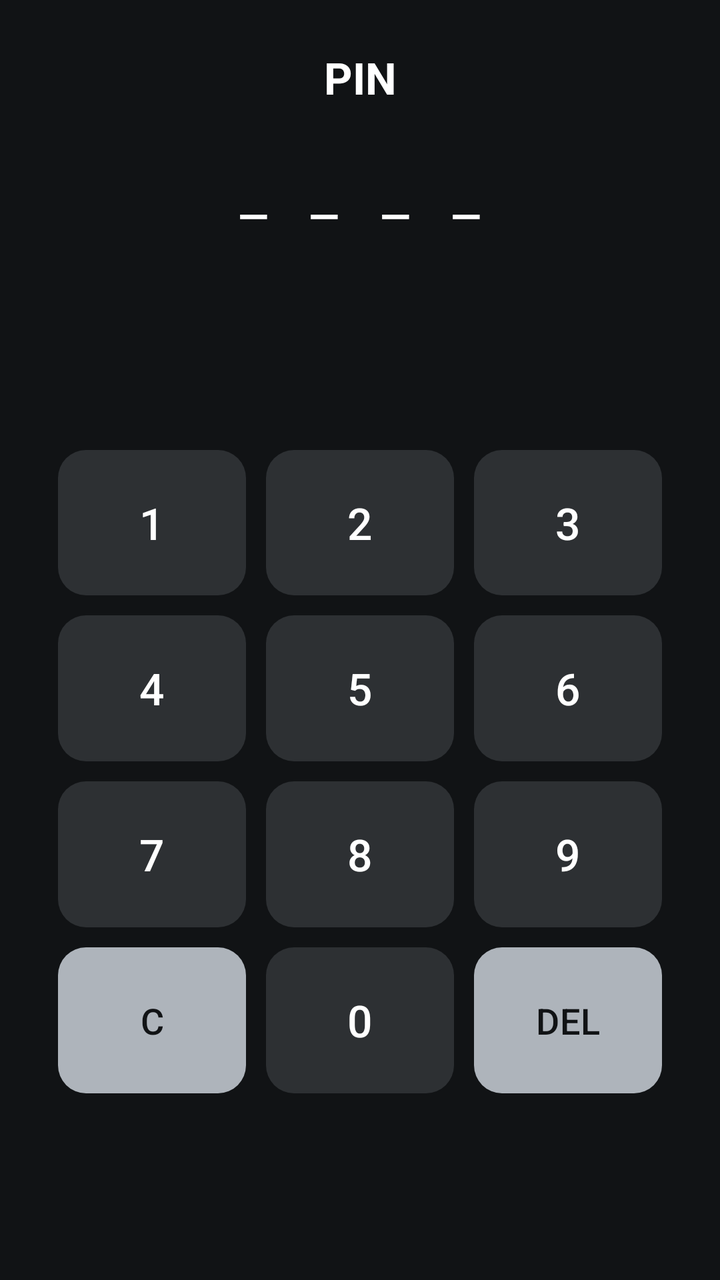
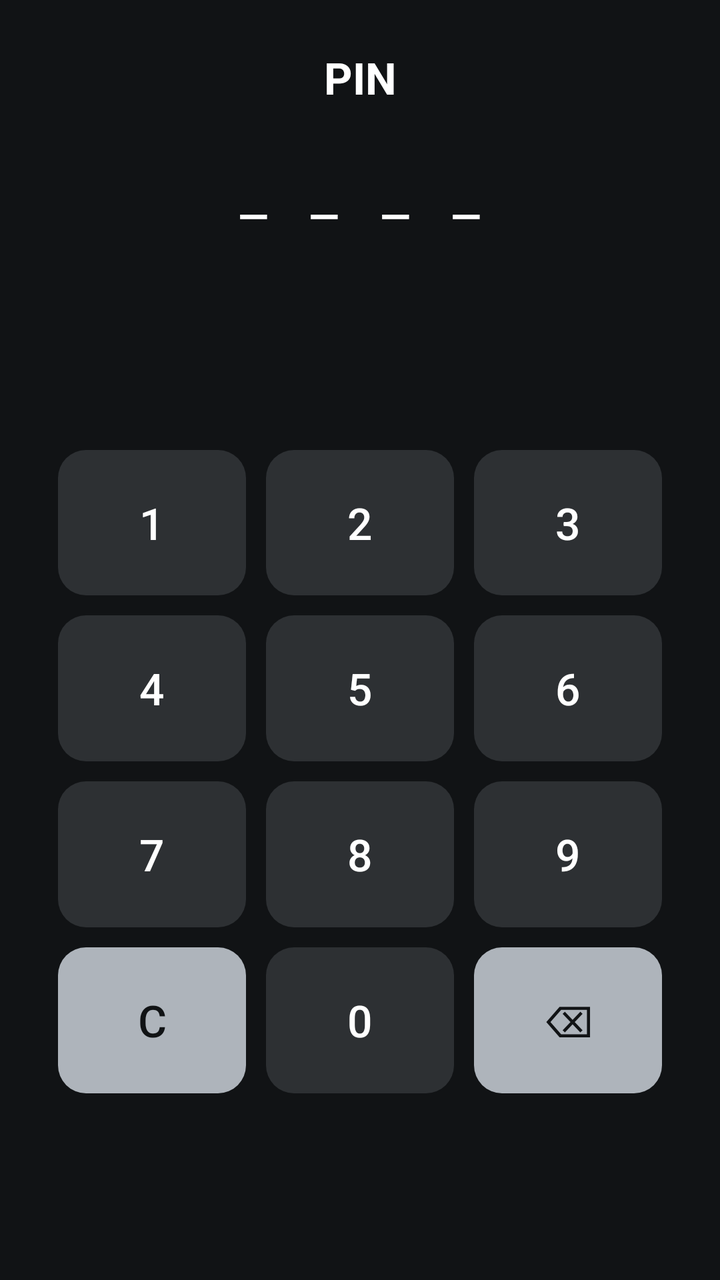

Screens rendered from an Android XML layout before and after an edit, with the pre-edit source and the edit as a unified diff.
<!-- AndroidManifest.xml: application theme Theme.Camera2Study -->
<!-- res/layout/fragment_pin.xml -->
<?xml version="1.0" encoding="utf-8"?>
<androidx.constraintlayout.widget.ConstraintLayout xmlns:android="http://schemas.android.com/apk/res/android"
    xmlns:app="http://schemas.android.com/apk/res-auto"
    android:layout_width="match_parent"
    android:layout_height="match_parent"
    android:background="#111315"
    android:fitsSystemWindows="true"
    android:padding="24dp">

    <TextView
        android:id="@+id/txtPinTitle"
        android:layout_width="wrap_content"
        android:layout_height="wrap_content"
        android:text="PIN"
        android:textColor="@android:color/white"
        android:textSize="22sp"
        android:textStyle="bold"
        app:layout_constraintBottom_toTopOf="@id/txtPinDots"
        app:layout_constraintEnd_toEndOf="parent"
        app:layout_constraintStart_toStartOf="parent"
        app:layout_constraintTop_toTopOf="parent" />

    <TextView
        android:id="@+id/txtPinDots"
        android:layout_width="wrap_content"
        android:layout_height="wrap_content"
        android:layout_marginTop="22dp"
        android:letterSpacing="0.08"
        android:text="_  _  _  _"
        android:textColor="@android:color/white"
        android:textSize="30sp"
        app:layout_constraintEnd_toEndOf="parent"
        app:layout_constraintStart_toStartOf="parent"
        app:layout_constraintTop_toBottomOf="@id/txtPinTitle" />

    <LinearLayout
        android:id="@+id/pinKeypad"
        android:layout_width="0dp"
        android:layout_height="0dp"
        android:layout_marginTop="40dp"
        android:orientation="vertical"
        app:layout_constraintBottom_toBottomOf="parent"
        app:layout_constraintEnd_toEndOf="parent"
        app:layout_constraintHeight_percent="0.56"
        app:layout_constraintStart_toStartOf="parent"
        app:layout_constraintTop_toBottomOf="@id/txtPinDots">

        <LinearLayout style="@style/CalcRow">
            <com.google.android.material.button.MaterialButton
                android:id="@+id/btnPin1"
                style="@style/CalcButtonNumber"
                android:text="1" />
            <com.google.android.material.button.MaterialButton
                android:id="@+id/btnPin2"
                style="@style/CalcButtonNumber"
                android:text="2" />
            <com.google.android.material.button.MaterialButton
                android:id="@+id/btnPin3"
                style="@style/CalcButtonNumber"
                android:text="3" />
        </LinearLayout>

        <LinearLayout style="@style/CalcRow">
            <com.google.android.material.button.MaterialButton
                android:id="@+id/btnPin4"
                style="@style/CalcButtonNumber"
                android:text="4" />
            <com.google.android.material.button.MaterialButton
                android:id="@+id/btnPin5"
                style="@style/CalcButtonNumber"
                android:text="5" />
            <com.google.android.material.button.MaterialButton
                android:id="@+id/btnPin6"
                style="@style/CalcButtonNumber"
                android:text="6" />
        </LinearLayout>

        <LinearLayout style="@style/CalcRow">
            <com.google.android.material.button.MaterialButton
                android:id="@+id/btnPin7"
                style="@style/CalcButtonNumber"
                android:text="7" />
            <com.google.android.material.button.MaterialButton
                android:id="@+id/btnPin8"
                style="@style/CalcButtonNumber"
                android:text="8" />
            <com.google.android.material.button.MaterialButton
                android:id="@+id/btnPin9"
                style="@style/CalcButtonNumber"
                android:text="9" />
        </LinearLayout>

        <LinearLayout style="@style/CalcRow">
            <com.google.android.material.button.MaterialButton
                android:id="@+id/btnPinClear"
                style="@style/CalcButtonFunction"
                android:text="C" />
            <com.google.android.material.button.MaterialButton
                android:id="@+id/btnPin0"
                style="@style/CalcButtonNumber"
                android:text="0" />
            <com.google.android.material.button.MaterialButton
                android:id="@+id/btnPinBack"
                style="@style/CalcButtonFunction"
                android:text="DEL" />
        </LinearLayout>
    </LinearLayout>
</androidx.constraintlayout.widget.ConstraintLayout>
<!-- resources referenced by this layout -->
<resources>
  <style name="CalcButtonFunction" parent="CalcButtonNumber">
          <item name="backgroundTint">#AEB4BB</item>
          <item name="android:textColor">#111315</item>
          <item name="android:textSize">18sp</item>
      </style>
  <style name="CalcButtonNumber" parent="Widget.Material3.Button">
          <item name="android:layout_width">0dp</item>
          <item name="android:layout_height">match_parent</item>
          <item name="android:layout_weight">1</item>
          <item name="android:layout_margin">5dp</item>
          <item name="android:minHeight">0dp</item>
          <item name="android:minWidth">0dp</item>
          <item name="android:textSize">22sp</item>
          <item name="android:textColor">@android:color/white</item>
          <item name="backgroundTint">#2D3033</item>
          <item name="cornerRadius">14dp</item>
          <item name="android:insetTop">0dp</item>
          <item name="android:insetBottom">0dp</item>
      </style>
  <style name="CalcRow">
          <item name="android:layout_width">match_parent</item>
          <item name="android:layout_height">0dp</item>
          <item name="android:layout_weight">1</item>
          <item name="android:orientation">horizontal</item>
          <item name="android:baselineAligned">false</item>
      </style>
  <style name="Theme.Camera2Study" parent="Theme.Material3.DayNight.NoActionBar">
          <item name="android:statusBarColor" tools:targetApi="l">@android:color/black</item>
          <item name="android:navigationBarColor">@android:color/black</item>
      </style>
</resources>

<!-- the commit's change to res/layout/fragment_pin.xml (unified diff, before → after) -->
@@ -102,7 +102,7 @@
             <com.google.android.material.button.MaterialButton
                 android:id="@+id/btnPinBack"
                 style="@style/CalcButtonFunction"
-                android:text="DEL" />
+                android:text="⌫" android:contentDescription="마지막 숫자 지우기" />
         </LinearLayout>
     </LinearLayout>
 </androidx.constraintlayout.widget.ConstraintLayout>
<!-- resource entries referenced after the edit -->
@@ -13,6 +13,11 @@
           <item name="android:minHeight">0dp</item>
           <item name="android:minWidth">0dp</item>
           <item name="android:textSize">22sp</item>
+          <item name="android:padding">0dp</item>
+          <item name="android:gravity">center</item>
+          <item name="autoSizeTextType">uniform</item>
+          <item name="autoSizeMinTextSize">16sp</item>
+          <item name="autoSizeMaxTextSize">22sp</item>
           <item name="android:textColor">@android:color/white</item>
           <item name="backgroundTint">#2D3033</item>
           <item name="cornerRadius">14dp</item>
